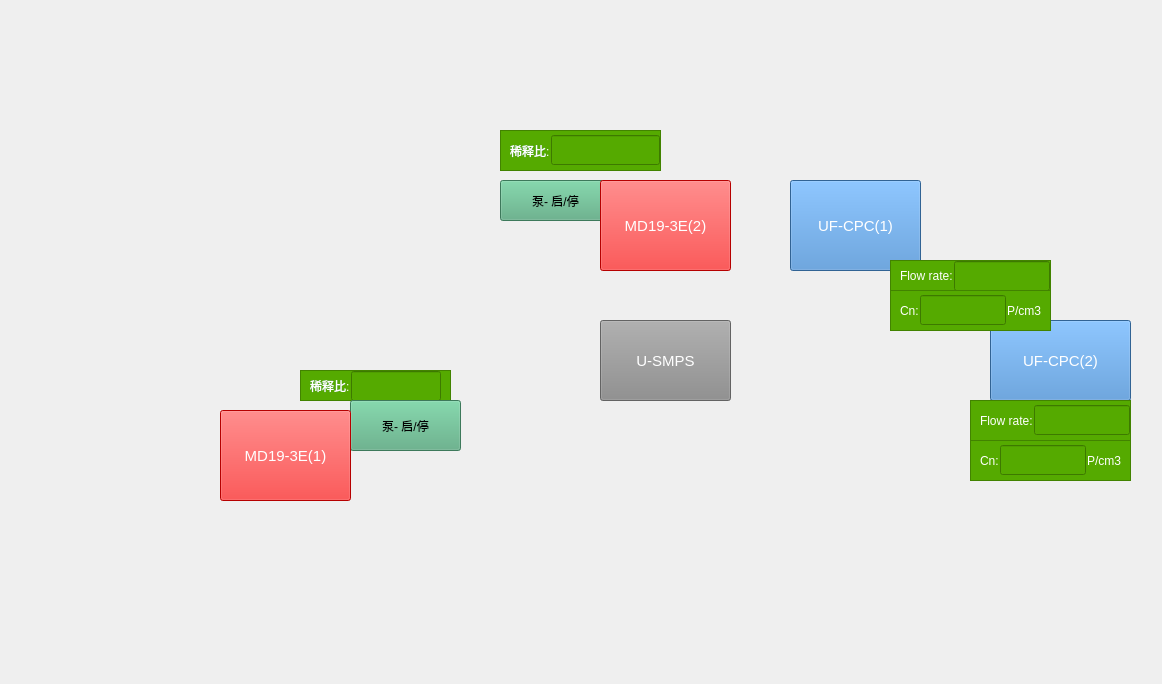
First picture: the form in mainstartup.ui, repository walkblank/measureTool, before the edit.
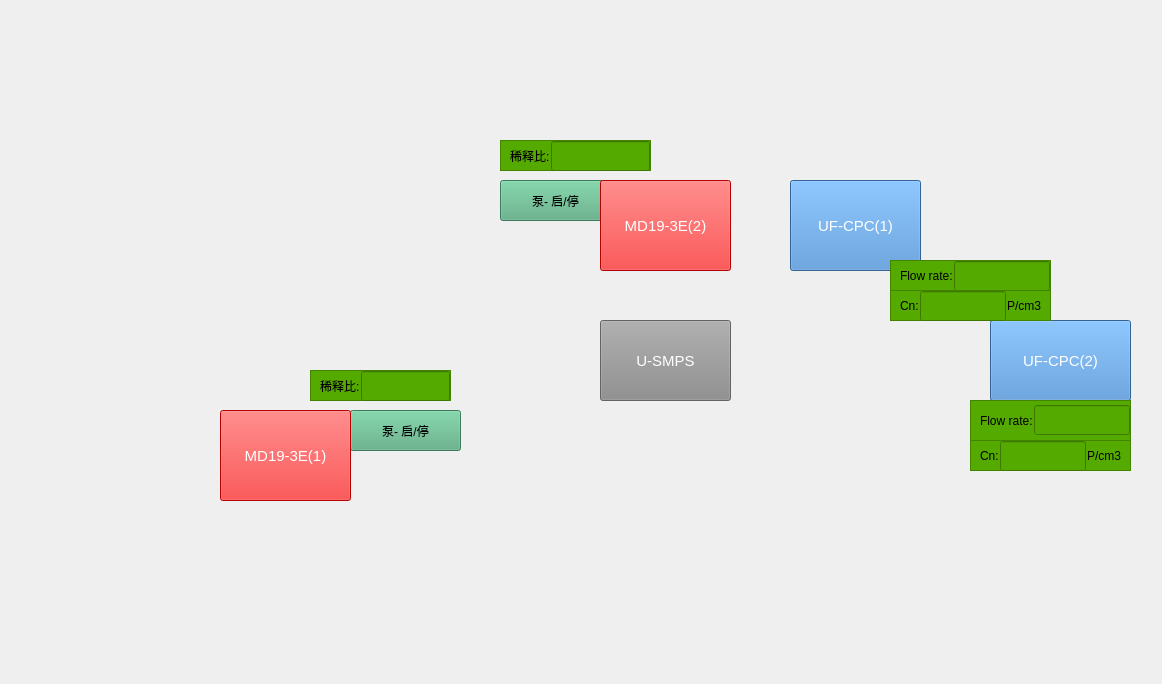
Second picture: the form after the edit. Icons and pictures are not drawn.

Diff of the .ui file:
```diff
--- a/mainstartup.ui
+++ b/mainstartup.ui
@@ -27,9 +27,9 @@
     <property name="geometry">
      <rect>
       <x>500</x>
-      <y>130</y>
-      <width>161</width>
-      <height>41</height>
+      <y>140</y>
+      <width>151</width>
+      <height>31</height>
      </rect>
     </property>
     <property name="styleSheet">
@@ -57,7 +57,7 @@
      <item>
       <widget class="QLabel" name="label">
        <property name="styleSheet">
-        <string notr="true">color: rgb(255, 255, 255);</string>
+        <string notr="true">color: rgb(0, 0, 0);</string>
        </property>
        <property name="text">
         <string>稀释比:</string>
@@ -79,9 +79,9 @@
    <widget class="QFrame" name="frame_2">
     <property name="geometry">
      <rect>
-      <x>300</x>
+      <x>310</x>
       <y>370</y>
-      <width>151</width>
+      <width>141</width>
       <height>31</height>
      </rect>
     </property>
@@ -101,13 +101,16 @@
      <property name="topMargin">
       <number>0</number>
      </property>
+     <property name="rightMargin">
+      <number>0</number>
+     </property>
      <property name="bottomMargin">
       <number>0</number>
      </property>
      <item>
       <widget class="QLabel" name="label_2">
        <property name="styleSheet">
-        <string notr="true">color: rgb(255, 255, 255);</string>
+        <string notr="true">color: rgb(0, 0, 0);</string>
        </property>
        <property name="text">
         <string>稀释比:</string>
@@ -146,9 +149,9 @@
     <property name="geometry">
      <rect>
       <x>350</x>
-      <y>400</y>
+      <y>410</y>
       <width>111</width>
-      <height>51</height>
+      <height>41</height>
      </rect>
     </property>
     <property name="styleSheet">
@@ -307,7 +310,7 @@
      <item>
       <widget class="QLabel" name="label_3">
        <property name="styleSheet">
-        <string notr="true">color: rgb(255, 255, 255);</string>
+        <string notr="true">color: rgb(0, 0, 0);</string>
        </property>
        <property name="text">
         <string>Flow rate:</string>
@@ -332,7 +335,7 @@
       <x>890</x>
       <y>290</y>
       <width>161</width>
-      <height>41</height>
+      <height>31</height>
      </rect>
     </property>
     <property name="styleSheet">
@@ -357,7 +360,7 @@
      <item>
       <widget class="QLabel" name="label_4">
        <property name="styleSheet">
-        <string notr="true">color: rgb(255, 255, 255);</string>
+        <string notr="true">color: rgb(0, 0, 0);</string>
        </property>
        <property name="text">
         <string>Cn:</string>
@@ -377,7 +380,7 @@
      <item>
       <widget class="QLabel" name="label_5">
        <property name="styleSheet">
-        <string notr="true">color: rgb(255, 255, 255);</string>
+        <string notr="true">color: rgb(0, 0, 0);</string>
        </property>
        <property name="text">
         <string>P/cm3</string>
@@ -420,7 +423,7 @@
      <item>
       <widget class="QLabel" name="label_6">
        <property name="styleSheet">
-        <string notr="true">color: rgb(255, 255, 255);</string>
+        <string notr="true">color: rgb(0, 0, 0);</string>
        </property>
        <property name="text">
         <string>Flow rate:</string>
@@ -445,7 +448,7 @@
       <x>970</x>
       <y>440</y>
       <width>161</width>
-      <height>41</height>
+      <height>31</height>
      </rect>
     </property>
     <property name="styleSheet">
@@ -470,7 +473,7 @@
      <item>
       <widget class="QLabel" name="label_7">
        <property name="styleSheet">
-        <string notr="true">color: rgb(255, 255, 255);</string>
+        <string notr="true">color: rgb(0, 0, 0);</string>
        </property>
        <property name="text">
         <string>Cn:</string>
@@ -490,7 +493,7 @@
      <item>
       <widget class="QLabel" name="label_8">
        <property name="styleSheet">
-        <string notr="true">color: rgb(255, 255, 255);</string>
+        <string notr="true">color: rgb(0, 0, 0);</string>
        </property>
        <property name="text">
         <string>P/cm3</string>
```
